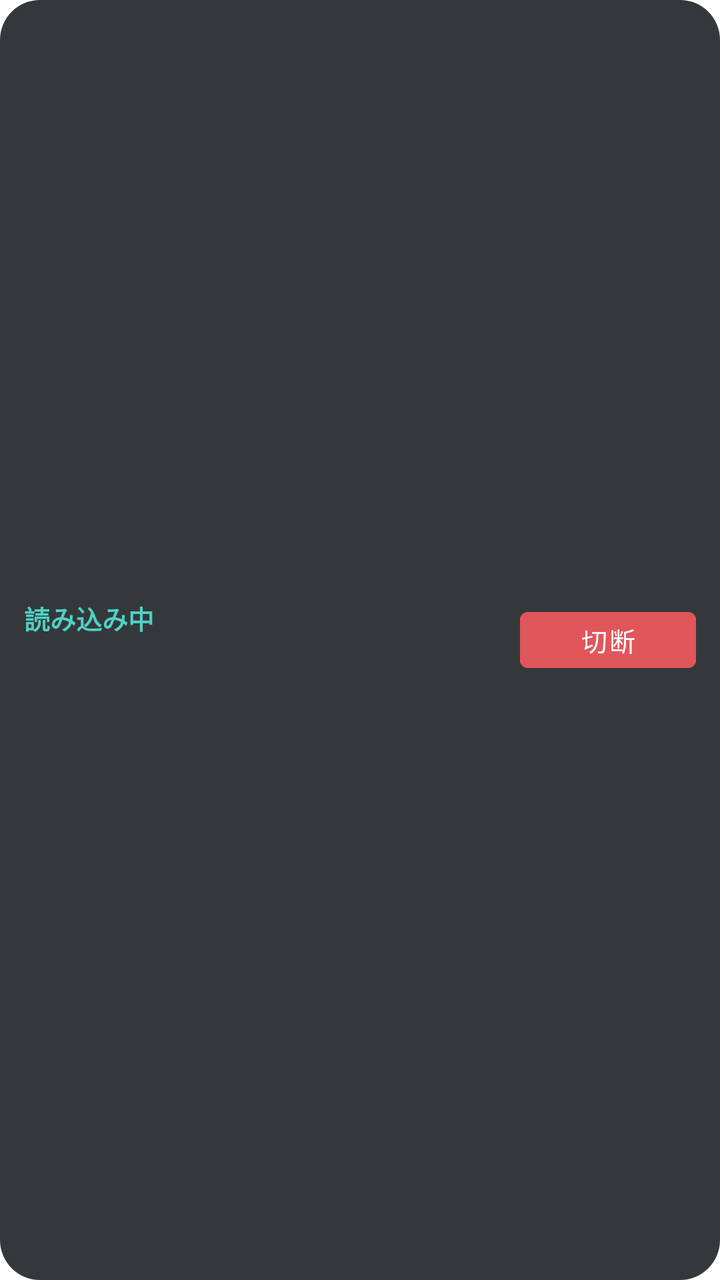
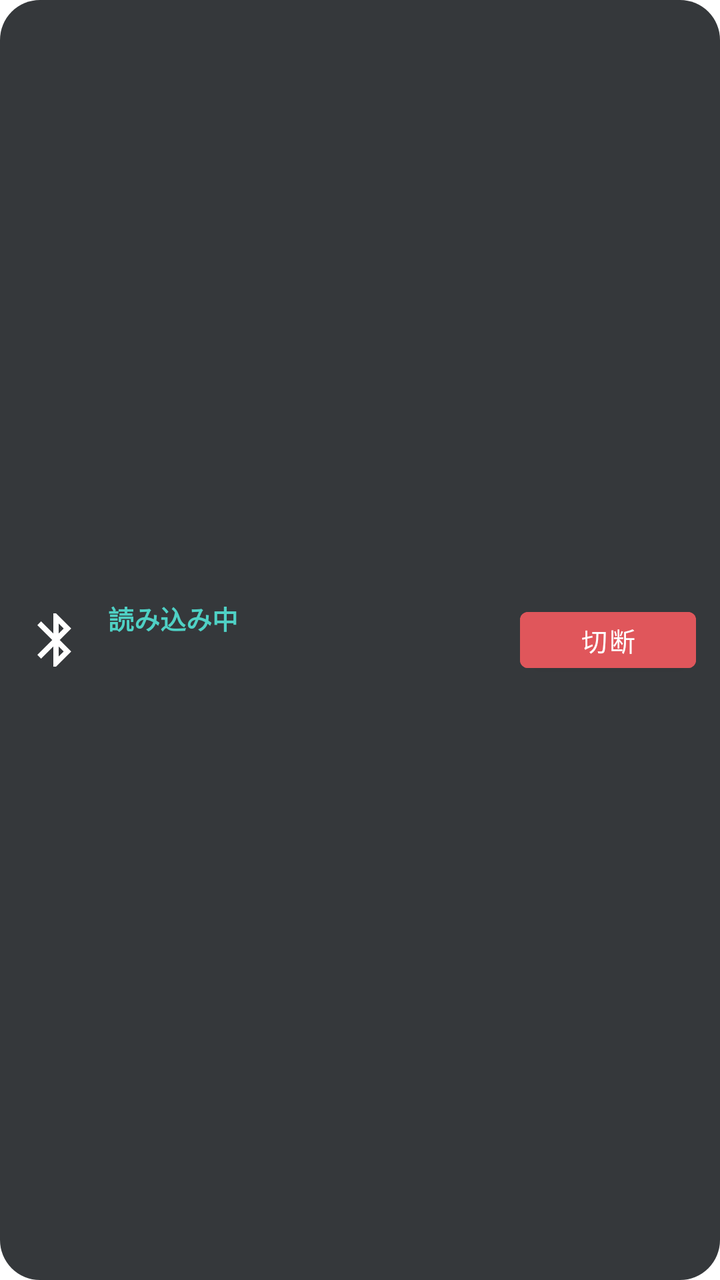

An Android layout rendered at two revisions. The XML below is the earlier revision; the diff shows what the commit changed to produce the second picture.
<!-- AndroidManifest.xml: fallback theme Theme.MaterialComponents.DayNight.NoActionBar -->
<!-- res/layout/widget_bt.xml -->
<LinearLayout xmlns:android="http://schemas.android.com/apk/res/android"
    android:id="@+id/root" android:layout_width="match_parent" android:layout_height="match_parent"
    android:orientation="horizontal" android:gravity="center_vertical" android:padding="12dp"
    android:background="@drawable/widget_bg">
    <LinearLayout android:layout_width="0dp" android:layout_weight="1" android:layout_height="wrap_content" android:orientation="vertical">
        <TextView android:id="@+id/status" android:layout_width="wrap_content" android:layout_height="wrap_content"
            android:text="読み込み中" android:textColor="#4FD1C5" android:textSize="13sp" android:textStyle="bold"/>
        <TextView android:id="@+id/device" android:layout_width="wrap_content" android:layout_height="wrap_content"
            android:text="" android:textColor="#F2F2F2" android:textSize="16sp" android:maxLines="2" android:ellipsize="end"/>
    </LinearLayout>
    <Button android:id="@+id/btn_disconnect" android:layout_width="wrap_content" android:layout_height="40dp"
        android:text="切断" android:textColor="#FFFFFF" android:textSize="13sp" android:backgroundTint="#E0565B"/>
</LinearLayout>
<!-- resources referenced by this layout -->
<resources>
  <!-- drawable widget_bg (drawable) -->
  <shape xmlns:android="http://schemas.android.com/apk/res/android" android:shape="rectangle">
      <solid android:color="#E6202326"/><corners android:radius="20dp"/>
  </shape>
</resources>

<!-- the commit's change to res/layout/widget_bt.xml (unified diff, before → after) -->
@@ -1,8 +1,8 @@
 <LinearLayout xmlns:android="http://schemas.android.com/apk/res/android"
     android:id="@+id/root" android:layout_width="match_parent" android:layout_height="match_parent"
-    android:orientation="horizontal" android:gravity="center_vertical" android:padding="12dp"
-    android:background="@drawable/widget_bg">
-    <LinearLayout android:layout_width="0dp" android:layout_weight="1" android:layout_height="wrap_content" android:orientation="vertical">
+    android:orientation="horizontal" android:gravity="center_vertical" android:padding="12dp" android:background="@drawable/widget_bg">
+    <ImageView android:id="@+id/icon" android:layout_width="32dp" android:layout_height="32dp" android:src="@drawable/ic_bt"/>
+    <LinearLayout android:layout_width="0dp" android:layout_weight="1" android:layout_height="wrap_content" android:orientation="vertical" android:paddingStart="10dp">
         <TextView android:id="@+id/status" android:layout_width="wrap_content" android:layout_height="wrap_content"
             android:text="読み込み中" android:textColor="#4FD1C5" android:textSize="13sp" android:textStyle="bold"/>
         <TextView android:id="@+id/device" android:layout_width="wrap_content" android:layout_height="wrap_content"
<!-- resource entries referenced after the edit -->
@@ -1,5 +1,9 @@
 <!-- resources referenced by this layout -->
 <resources>
+  <!-- drawable ic_bt (drawable) -->
+  <vector xmlns:android="http://schemas.android.com/apk/res/android" android:width="24dp" android:height="24dp" android:viewportWidth="24" android:viewportHeight="24">
+      <path android:fillColor="#FFFFFF" android:pathData="M17.71,7.71L12,2h-1v7.59L6.41,5 5,6.41 10.59,12 5,17.59 6.41,19 11,14.41V22h1l5.71,-5.71 -4.3,-4.29 4.3,-4.29zM13,5.83l1.88,1.88L13,9.59V5.83zM14.88,16.29L13,18.17v-3.76l1.88,1.88z"/>
+  </vector>
   <!-- drawable widget_bg (drawable) -->
   <shape xmlns:android="http://schemas.android.com/apk/res/android" android:shape="rectangle">
       <solid android:color="#E6202326"/><corners android:radius="20dp"/>
